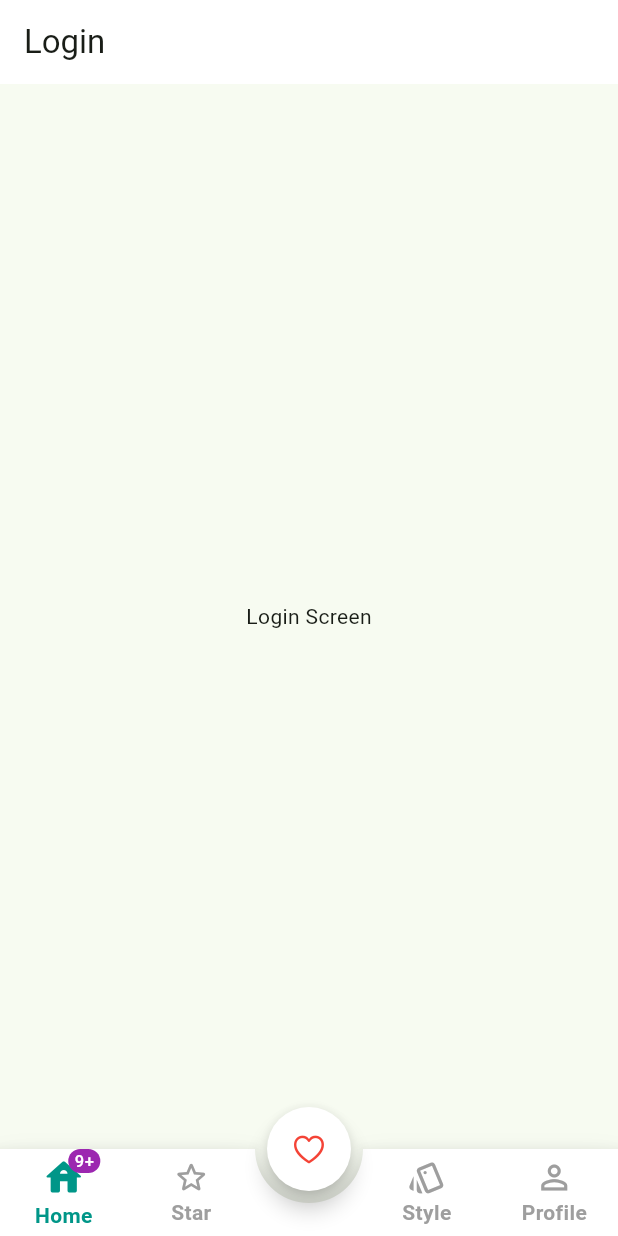
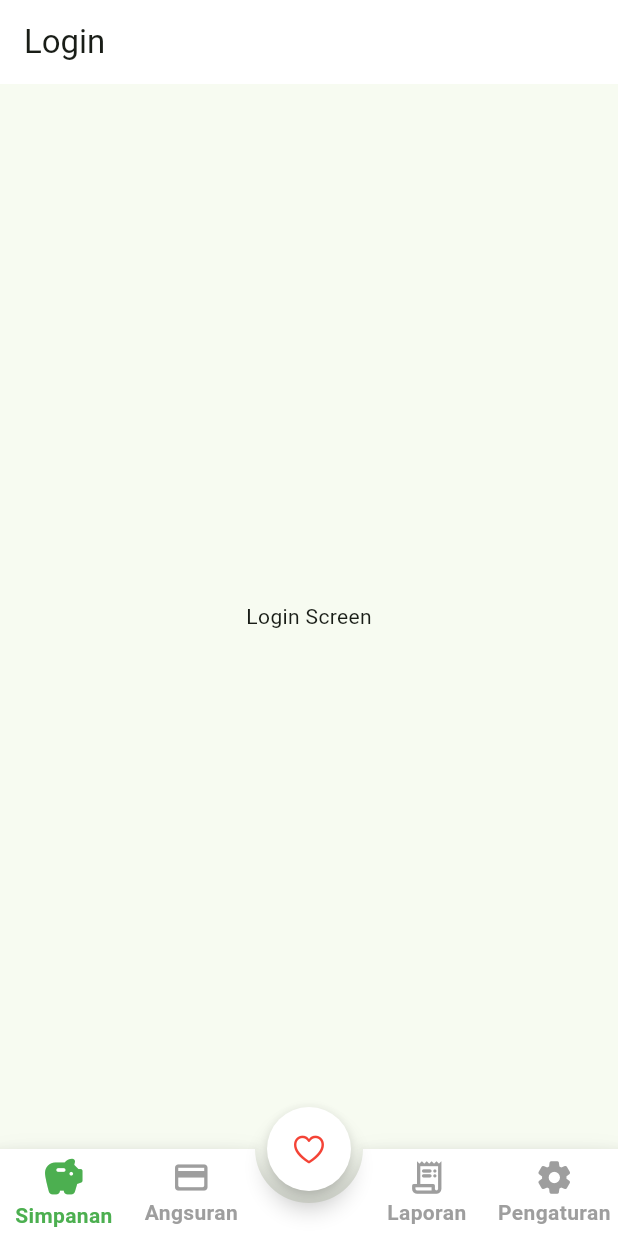
Before and after one commit to maulanaputraaa/mpay_godong, a Flutter app: the screen it shows after launch, on a phone screen of 412 x 824 dp. Run offline on Flutter 3.47's test engine with Material 3 defaults, Android fonts, the phone set to English and light mode, and no system bars; drawn by our look-alikes of stylish_bottom_bar.

Commit message:
refactor: change navbar animation

```diff
--- a/lib/layouts/nav_bar.dart
+++ b/lib/layouts/nav_bar.dart
@@ -29,48 +29,25 @@ class _NavBarState extends State<NavBar> {
   @override
   Widget build(BuildContext context) {
     return StylishBottomBar(
-      option: DotBarOptions(
-        dotStyle: DotStyle.circle,
+      option: AnimatedBarOptions(
+        iconStyle: IconStyle.animated,
       ),
       items: [
         BottomBarItem(
-          icon: const Icon(
-            Icons.house_outlined,
-          ),
-          selectedIcon: const Icon(Icons.house_rounded),
-          selectedColor: Colors.teal,
-          unSelectedColor: Colors.grey,
-          title: const Text('Home'),
-          badge: const Text('9+'),
-          showBadge: true,
-          badgeColor: Colors.purple,
-          badgePadding: const EdgeInsets.only(left: 4, right: 4),
+          icon: const Icon(Icons.savings_rounded),
+          title: const Text('Simpanan'),
         ),
         BottomBarItem(
-          icon: const Icon(Icons.star_border_rounded),
-          selectedIcon: const Icon(Icons.star_rounded),
-          selectedColor: Colors.red,
-          title: const Text('Star'),
+          icon: const Icon(Icons.credit_card_rounded),
+          title: const Text('Angsuran'),
         ),
         BottomBarItem(
-          icon: const Icon(
-            Icons.style_outlined,
-          ),
-          selectedIcon: const Icon(
-            Icons.style,
-          ),
-          selectedColor: Colors.deepOrangeAccent,
-          title: const Text('Style'),
+          icon: const Icon(Icons.receipt_long_rounded),
+          title: const Text('Laporan'),
         ),
         BottomBarItem(
-          icon: const Icon(
-            Icons.person_outline,
-          ),
-          selectedIcon: const Icon(
-            Icons.person,
-          ),
-          selectedColor: Colors.deepPurple,
-          title: const Text('Profile'),
+          icon: const Icon(Icons.settings_rounded),
+          title: const Text('Pengaturan'),
         ),
       ],
       hasNotch: true,
```
